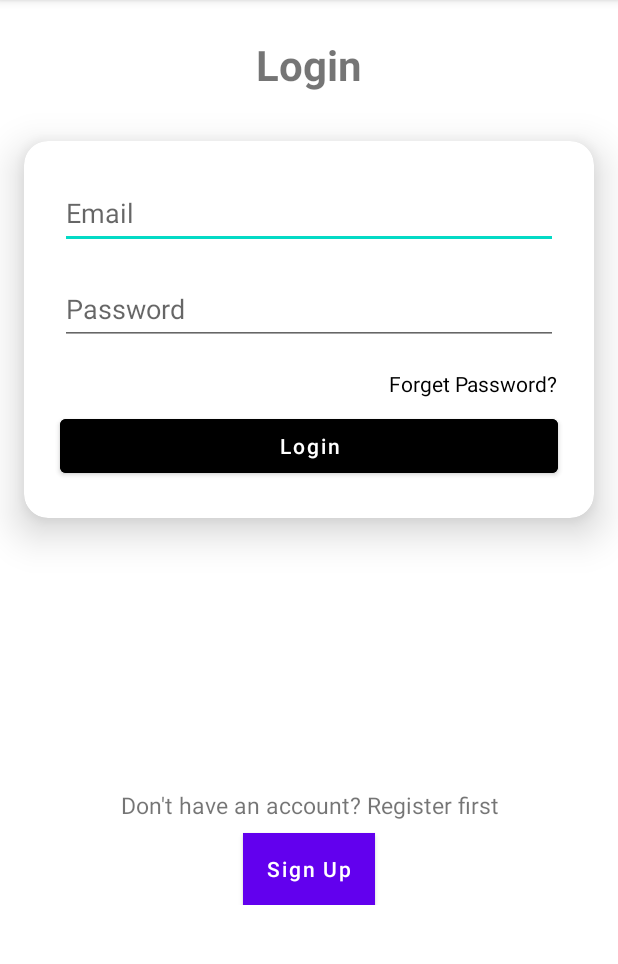
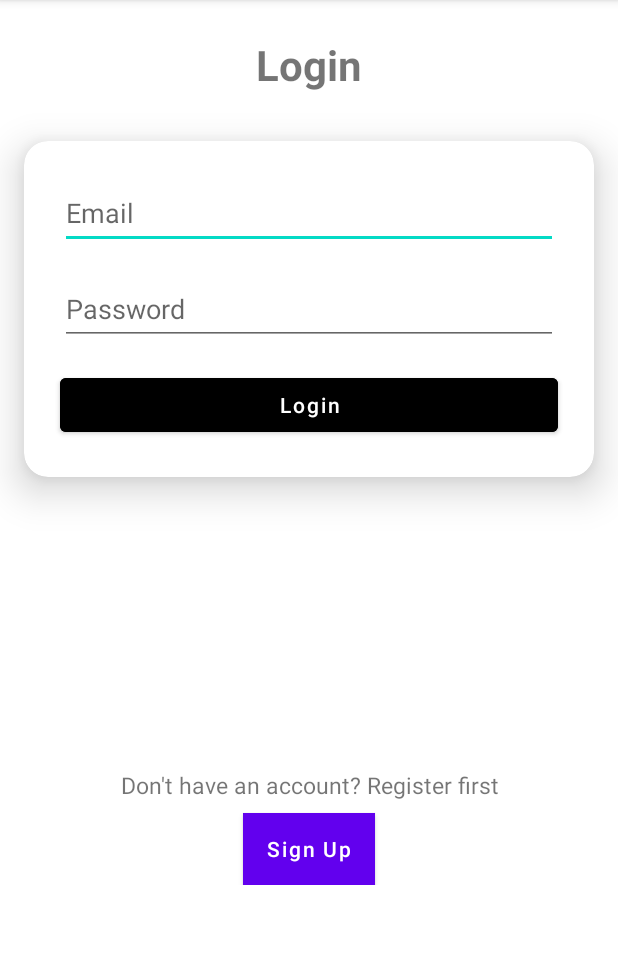
Before and after one commit to ivonaTevcheva/Voting_Application, an Android app: the screen it shows after launch (LoginActivity), on a phone screen of 412 x 824 dp, the part 84-1048 px from its top. Run offline under Robolectric (Android 15) with nearby library versions, the phone set to English and light mode, and no system bars; our stand-ins replace Firebase (no records; nobody signed in at launch, a user with empty details on screens opened directly).

```diff
--- a/app/src/main/java/com/example/voting_application/SplashScreen.java
+++ b/app/src/main/java/com/example/voting_application/SplashScreen.java
@@ -3,6 +3,7 @@ package com.example.voting_application;
 import androidx.appcompat.app.AppCompatActivity;
 
 import android.content.Intent;
+import android.content.SharedPreferences;
 import android.os.Bundle;
 import android.os.Handler;
 
--- a/app/src/main/java/com/example/voting_application/activities/LoginActivity.java
+++ b/app/src/main/java/com/example/voting_application/activities/LoginActivity.java
@@ -21,7 +21,7 @@ import com.google.firebase.auth.FirebaseUser;
 
 public class LoginActivity extends AppCompatActivity {
 
-    private Button button, login_btn;
+    private Button button, login_button, vote;
     private EditText userPassword, userEmail;
     private FirebaseAuth mAuth;
 
@@ -30,10 +30,20 @@ public class LoginActivity extends AppCompatActivity {
         super.onCreate(savedInstanceState);
         setContentView(R.layout.activity_login);
 
+        vote = (Button) findViewById(R.id.login_btn);
+
+        vote.setOnClickListener(new View.OnClickListener() {
+            @Override
+            public void onClick(View view) {
+                openVote();
+            }
+        });
+
         button = (Button) findViewById(R.id.signup_btn);
-        login_btn = (Button) findViewById(R.id.login_btn);
+        login_button = (Button) findViewById(R.id.login_btn);
         userEmail = findViewById(R.id.user_email);
         userPassword = findViewById(R.id.user_password);
+
         mAuth = FirebaseAuth.getInstance();
         button.setOnClickListener(new View.OnClickListener() {
             @Override
@@ -42,7 +52,7 @@ public class LoginActivity extends AppCompatActivity {
             }
         });
 
-        login_btn.setOnClickListener(new View.OnClickListener() {
+        login_button.setOnClickListener(new View.OnClickListener() {
             @Override
             public void onClick(View view) {
                 String email = userEmail.getText().toString().trim();
@@ -59,6 +69,11 @@ public class LoginActivity extends AppCompatActivity {
         });
     }
 
+    private void openVote() {
+        Intent intent = new Intent(LoginActivity.this, VoteActivity.class);
+        startActivity(intent);
+    }
+
     private void loginUser(String email, String password) {
         mAuth.signInWithEmailAndPassword(email, password).addOnCompleteListener(new OnCompleteListener<AuthResult>() {
             @Override
@@ -67,7 +82,8 @@ public class LoginActivity extends AppCompatActivity {
                     FirebaseUser firebaseUser = mAuth.getCurrentUser();
                     if (firebaseUser.getDisplayName().equals("user")) {
                         //GOTO USER HOMEPAGE INTENT
-                        Toast.makeText(LoginActivity.this, "User signed in as normal user", Toast.LENGTH_SHORT).show();
+                        //Toast.makeText(LoginActivity.this, "User signed in as normal user", Toast.LENGTH_SHORT).show();
+                        openVote();
 
                     } else {
                         //GOTO ADMINISTRATOR HOMEPAGE INTENT
--- a/app/src/main/res/layout/activity_login.xml
+++ b/app/src/main/res/layout/activity_login.xml
@@ -58,15 +58,15 @@
                 android:inputType="textPassword"
                 android:minHeight="48dp" />
 
-            <TextView
-                android:id="@+id/forget_password"
-                android:layout_width="wrap_content"
-                android:layout_height="wrap_content"
-                android:layout_gravity="end"
-                android:layout_marginTop="8dp"
-                android:layout_marginEnd="8dp"
-                android:text="Forget Password?"
-                android:textColor="@color/black" />
+            <!--            <TextView-->
+            <!--                android:id="@+id/forget_password"-->
+            <!--                android:layout_width="wrap_content"-->
+            <!--                android:layout_height="wrap_content"-->
+            <!--                android:layout_gravity="end"-->
+            <!--                android:layout_marginTop="8dp"-->
+            <!--                android:layout_marginEnd="8dp"-->
+            <!--                android:text="Forget Password?"-->
+            <!--                android:textColor="@color/black" />-->
 
             <Button
                 android:id="@+id/login_btn"
```
Also changed, not shown: app/src/main/AndroidManifest.xml (+7 -0 lines), app/src/main/java/com/example/voting_application/activities/SignUpActivity.java (+1 -8 lines).
